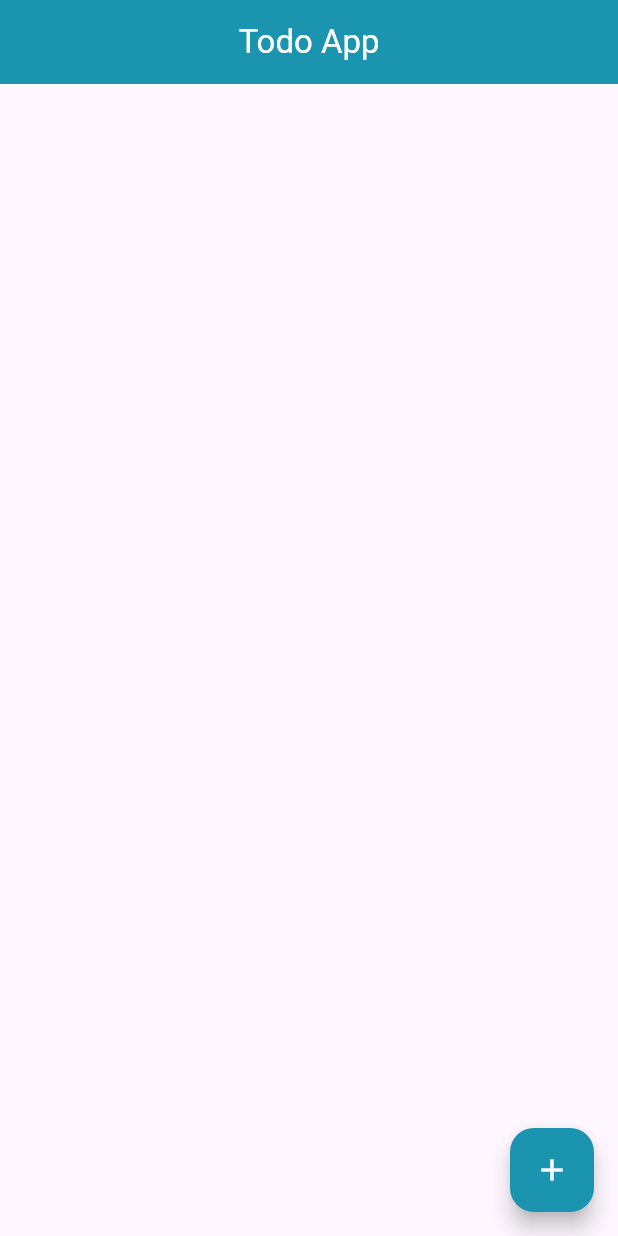
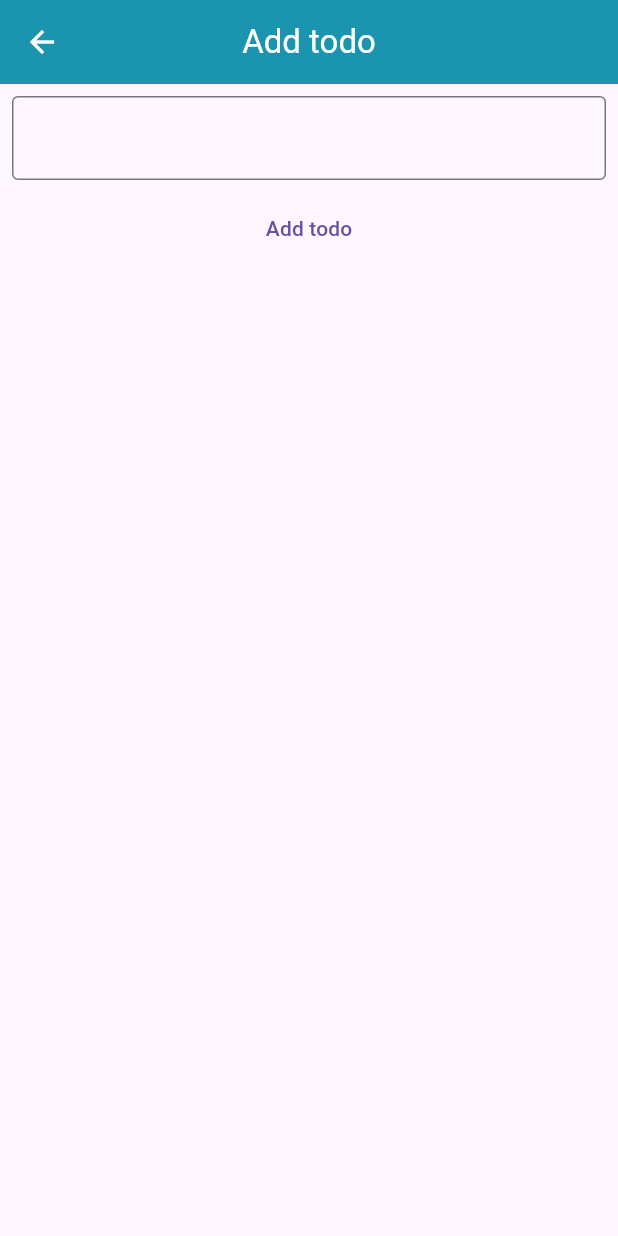
Before and after one commit to akshkin/flutter-todo, a Flutter app: the screen it shows after launch, after a tap on the "add" icon, on a phone screen of 412 x 824 dp. Run offline on Flutter 3.47's test engine with Material 3 defaults, Android fonts, the phone set to English and light mode, and no system bars; our stand-ins replace flutter_riverpod, flutter_slidable.

Commit message:
Add 'add todo' functionality

```diff
--- a/lib/main.dart
+++ b/lib/main.dart
@@ -18,6 +18,10 @@ class MyApp extends StatelessWidget {
             useMaterial3: true,
             floatingActionButtonTheme: const FloatingActionButtonThemeData(
                 backgroundColor: Color.fromARGB(255, 27, 148, 176)),
-            appBarTheme: const AppBarTheme(centerTitle: true)));
+            appBarTheme: const AppBarTheme(
+              centerTitle: true,
+              backgroundColor: Color.fromARGB(255, 27, 148, 176),
+              foregroundColor: Colors.white,
+            )));
   }
 }
--- a/lib/pages/add.dart
+++ b/lib/pages/add.dart
@@ -0,0 +1,31 @@
+import 'package:flutter/material.dart';
+import 'package:flutter_riverpod/flutter_riverpod.dart';
+import 'package:todo/providers/todo.provider.dart';
+
+class AddTodo extends ConsumerWidget {
+  const AddTodo({super.key});
+
+  @override
+  Widget build(BuildContext context, WidgetRef ref) {
+    TextEditingController todoController = TextEditingController();
+
+    return Scaffold(
+        appBar: AppBar(title: const Text("Add todo")),
+        body: Center(
+            child: Column(children: [
+          Padding(
+            padding: const EdgeInsets.all(8.0),
+            child: TextField(
+              controller: todoController,
+              decoration: const InputDecoration(border: OutlineInputBorder()),
+            ),
+          ),
+          TextButton(
+              onPressed: () {
+                ref.read(todoProvider.notifier).addTodo(todoController.text);
+                Navigator.pop(context);
+              },
+              child: const Text("Add todo")),
+        ])));
+  }
+}
--- a/lib/pages/home.dart
+++ b/lib/pages/home.dart
@@ -1,29 +1,57 @@
 import 'package:flutter/material.dart';
+import 'package:flutter_riverpod/flutter_riverpod.dart';
+import 'package:flutter_slidable/flutter_slidable.dart';
+import 'package:todo/models/todo.dart';
+import 'package:todo/pages/add.dart';
+import 'package:todo/providers/todo.provider.dart';
 
-class MyHomePage extends StatefulWidget {
+class MyHomePage extends ConsumerWidget {
   const MyHomePage({super.key});
 
   @override
-  State<MyHomePage> createState() => _MyHomePageState();
-}
+  Widget build(BuildContext context, WidgetRef ref) {
+    List<Todo> todos = ref.watch(todoProvider);
 
-class _MyHomePageState extends State<MyHomePage> {
-  @override
-  Widget build(BuildContext context) {
     return Scaffold(
       appBar: AppBar(
         title: const Text('Todo App'),
-        backgroundColor: const Color.fromARGB(255, 27, 148, 176),
-        foregroundColor: Colors.white,
       ),
-      body: const Center(
-        child: Column(
-          mainAxisAlignment: MainAxisAlignment.center,
-          children: <Widget>[],
-        ),
-      ),
+      body: ListView.builder(
+          itemCount: todos.length,
+          itemBuilder: (context, index) {
+            return Slidable(
+                startActionPane:
+                    ActionPane(motion: const ScrollMotion(), children: [
+                  SlidableAction(
+                    onPressed: (context) {
+                      ref.watch(todoProvider.notifier).deleteTodo(index);
+                    },
+                    backgroundColor: Colors.red,
+                    borderRadius: BorderRadius.circular(10),
+                    icon: Icons.delete,
+                  )
+                ]),
+                endActionPane:
+                    ActionPane(motion: const ScrollMotion(), children: [
+                  SlidableAction(
+                    onPressed: (context) {
+                      ref.watch(todoProvider.notifier).completedTodo(index);
+                    },
+                    backgroundColor: Colors.green,
+                    borderRadius: BorderRadius.circular(10),
+                    icon: todos[index].completed
+                        ? Icons.check_circle
+                        : Icons.check_box_outline_blank,
+                  )
+                ]),
+                child: ListTile(title: Text(todos[index].content)));
+            // }
+          }),
       floatingActionButton: FloatingActionButton(
-        onPressed: () {},
+        onPressed: () {
+          Navigator.of(context)
+              .push(MaterialPageRoute(builder: (content) => const AddTodo()));
+        },
         tooltip: 'Increment',
         foregroundColor: Colors.white,
         child: const Icon(Icons.add),
--- a/pubspec.yaml
+++ b/pubspec.yaml
@@ -35,6 +35,7 @@ dependencies:
   # Use with the CupertinoIcons class for iOS style icons.
   cupertino_icons: ^1.0.8
   flutter_riverpod: ^2.5.1
+  flutter_slidable: ^3.1.1
 
 dev_dependencies:
   flutter_test:
```
Also changed, not shown: pubspec.lock.
